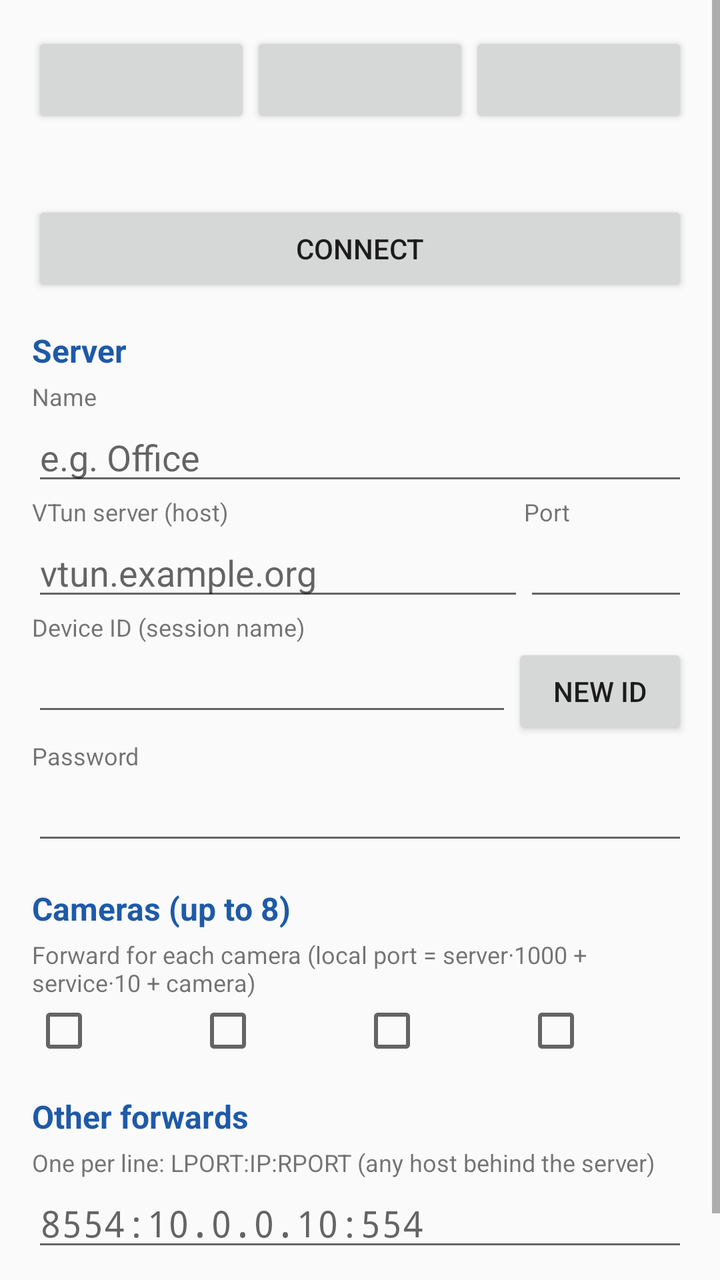
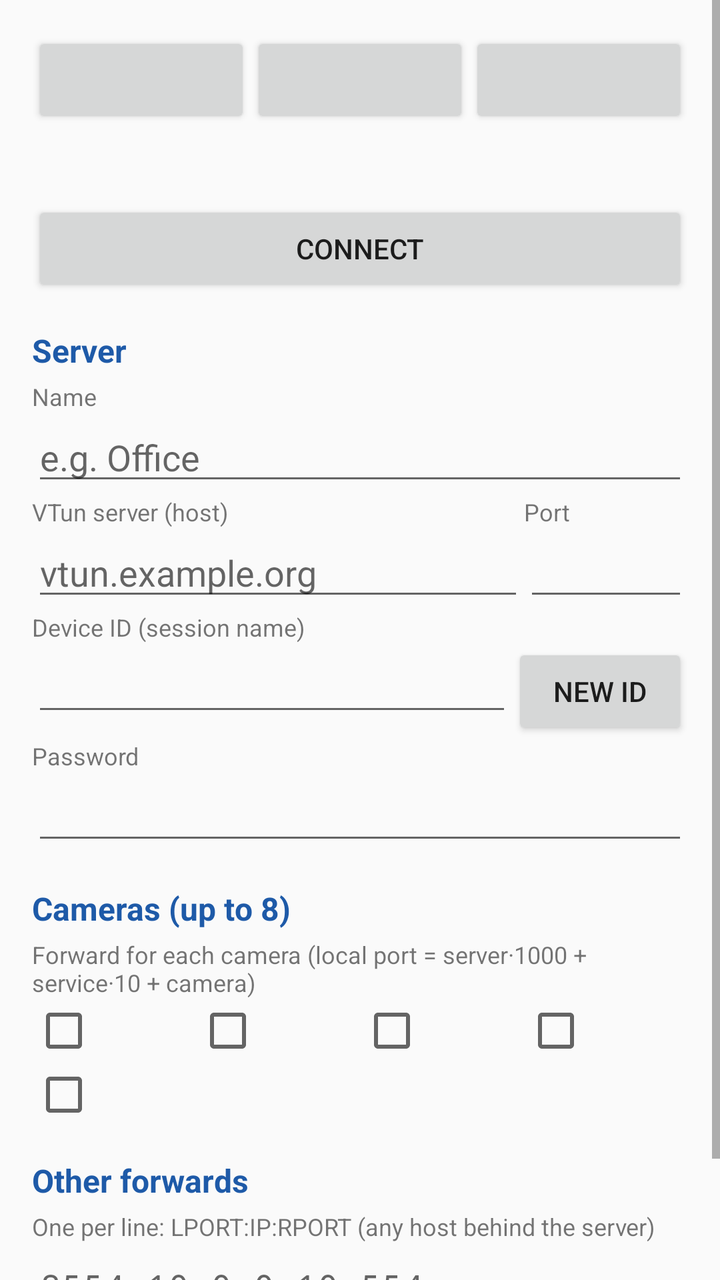

The first picture is an Android layout as it rendered before a commit; the second is the same layout after the commit. The layout source and the unified diff follow.
<!-- AndroidManifest.xml: application theme android:Theme.Material.Light.DarkActionBar -->
<!-- res/layout/activity_main.xml -->
<?xml version="1.0" encoding="utf-8"?>
<ScrollView xmlns:android="http://schemas.android.com/apk/res/android"
    android:layout_width="match_parent"
    android:layout_height="match_parent"
    android:fitsSystemWindows="true">

    <LinearLayout
        android:layout_width="match_parent"
        android:layout_height="wrap_content"
        android:orientation="vertical"
        android:padding="16dp">

        
        <LinearLayout
            android:layout_width="match_parent"
            android:layout_height="wrap_content"
            android:orientation="horizontal">
            <Button
                android:id="@+id/profile_1"
                android:layout_width="0dp"
                android:layout_height="wrap_content"
                android:layout_weight="1"
                android:singleLine="true" />
            <Button
                android:id="@+id/profile_2"
                android:layout_width="0dp"
                android:layout_height="wrap_content"
                android:layout_weight="1"
                android:singleLine="true" />
            <Button
                android:id="@+id/profile_3"
                android:layout_width="0dp"
                android:layout_height="wrap_content"
                android:layout_weight="1"
                android:singleLine="true" />
        </LinearLayout>

        <TextView
            android:id="@+id/state"
            android:layout_width="match_parent"
            android:layout_height="wrap_content"
            android:textSize="18sp"
            android:textStyle="bold"
            android:paddingTop="4dp"
            android:paddingBottom="8dp" />

        <Button
            android:id="@+id/toggle"
            android:layout_width="match_parent"
            android:layout_height="wrap_content"
            android:text="@string/start" />

        
        <TextView style="@style/Section" android:text="@string/section_server" />

        <TextView style="@style/Label" android:text="@string/server_name" />
        <EditText
            android:id="@+id/profile_name"
            android:layout_width="match_parent"
            android:layout_height="wrap_content"
            android:inputType="textCapSentences"
            android:hint="@string/server_name_hint" />

        <LinearLayout
            android:layout_width="match_parent"
            android:layout_height="wrap_content"
            android:orientation="horizontal">
            <LinearLayout
                android:layout_width="0dp"
                android:layout_height="wrap_content"
                android:layout_weight="3"
                android:orientation="vertical">
                <TextView style="@style/Label" android:text="@string/server" />
                <EditText
                    android:id="@+id/host"
                    android:layout_width="match_parent"
                    android:layout_height="wrap_content"
                    android:inputType="textUri"
                    android:hint="vtun.example.org" />
            </LinearLayout>
            <LinearLayout
                android:layout_width="0dp"
                android:layout_height="wrap_content"
                android:layout_weight="1"
                android:orientation="vertical">
                <TextView style="@style/Label" android:text="@string/port" />
                <EditText
                    android:id="@+id/port"
                    android:layout_width="match_parent"
                    android:layout_height="wrap_content"
                    android:inputType="number" />
            </LinearLayout>
        </LinearLayout>

        <TextView style="@style/Label" android:text="@string/device_id" />
        <LinearLayout
            android:layout_width="match_parent"
            android:layout_height="wrap_content"
            android:orientation="horizontal">
            <EditText
                android:id="@+id/device_id"
                android:layout_width="0dp"
                android:layout_height="wrap_content"
                android:layout_weight="1"
                android:fontFamily="monospace"
                android:inputType="textCapCharacters|textNoSuggestions"
                android:maxLength="12" />
            <Button
                android:id="@+id/generate"
                android:layout_width="wrap_content"
                android:layout_height="wrap_content"
                android:text="@string/generate" />
        </LinearLayout>

        <TextView style="@style/Label" android:text="@string/password" />
        <EditText
            android:id="@+id/password"
            android:layout_width="match_parent"
            android:layout_height="wrap_content"
            android:inputType="textPassword" />

        
        <TextView style="@style/Section" android:text="@string/section_cameras" />
        <TextView style="@style/Label" android:text="@string/services" />
        <LinearLayout
            android:layout_width="match_parent"
            android:layout_height="wrap_content"
            android:orientation="horizontal">
            <CheckBox android:id="@+id/svc_rtsp" android:layout_width="0dp" android:layout_height="wrap_content"
                android:layout_weight="1" android:singleLine="true" />
            <CheckBox android:id="@+id/svc_http" android:layout_width="0dp" android:layout_height="wrap_content"
                android:layout_weight="1" android:singleLine="true" />
            <CheckBox android:id="@+id/svc_ssh" android:layout_width="0dp" android:layout_height="wrap_content"
                android:layout_weight="1" android:singleLine="true" />
            <CheckBox android:id="@+id/svc_socks" android:layout_width="0dp" android:layout_height="wrap_content"
                android:layout_weight="1" android:singleLine="true" />
        </LinearLayout>

        
        <LinearLayout
            android:id="@+id/cameras"
            android:layout_width="match_parent"
            android:layout_height="wrap_content"
            android:orientation="vertical" />

        <TextView style="@style/Section" android:text="@string/section_extra" />
        <TextView style="@style/Label" android:text="@string/forwards" />
        <EditText
            android:id="@+id/forwards"
            android:layout_width="match_parent"
            android:layout_height="wrap_content"
            android:fontFamily="monospace"
            android:gravity="top"
            android:hint="@string/forwards_hint"
            android:inputType="textMultiLine|textNoSuggestions"
            android:minLines="1" />

        <TextView
            android:id="@+id/details"
            android:layout_width="match_parent"
            android:layout_height="wrap_content"
            android:paddingTop="12dp"
            android:fontFamily="monospace"
            android:textIsSelectable="true"
            android:textSize="12sp" />
    </LinearLayout>
</ScrollView>
<!-- resources referenced by this layout -->
<resources>
  <string name="device_id">Device ID (session name)</string>
  <string name="forwards">One per line: LPORT:IP:RPORT (any host behind the server)</string>
  <string name="forwards_hint">8554:10.0.0.10:554</string>
  <string name="generate">New ID</string>
  <string name="password">Password</string>
  <string name="port">Port</string>
  <string name="section_cameras">Cameras (up to 8)</string>
  <string name="section_extra">Other forwards</string>
  <string name="section_server">Server</string>
  <string name="server">VTun server (host)</string>
  <string name="server_name">Name</string>
  <string name="server_name_hint">e.g. Office</string>
  <string name="services">Forward for each camera (local port = server·1000 + service·10 + camera)</string>
  <string name="start">Connect</string>
  <style name="Label">
          <item name="android:layout_width">wrap_content</item>
          <item name="android:layout_height">wrap_content</item>
          <item name="android:textSize">12sp</item>
      </style>
  <style name="Section">
          <item name="android:layout_width">match_parent</item>
          <item name="android:layout_height">wrap_content</item>
          <item name="android:paddingTop">16dp</item>
          <item name="android:paddingBottom">4dp</item>
          <item name="android:textSize">16sp</item>
          <item name="android:textStyle">bold</item>
          <item name="android:textColor">#FF1E5AA8</item>
      </style>
</resources>

<!-- the commit's change to res/layout/activity_main.xml (unified diff, before → after) -->
@@ -135,6 +135,11 @@
             <CheckBox android:id="@+id/svc_socks" android:layout_width="0dp" android:layout_height="wrap_content"
                 android:layout_weight="1" android:singleLine="true" />
         </LinearLayout>
+        
+        <CheckBox
+            android:id="@+id/svc_udp"
+            android:layout_width="match_parent"
+            android:layout_height="wrap_content" />
 
         
         <LinearLayout
